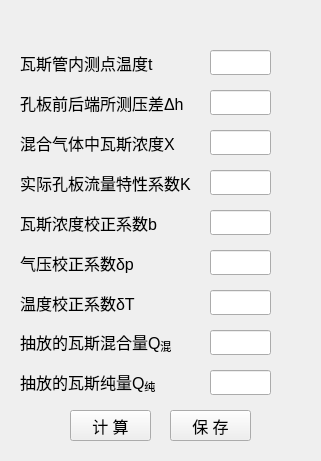
This is python/cbm/uifiles/pore_flow_dlg.ui in wyrover/cbm as Qt 5 draws it before an edit. The edited form follows.
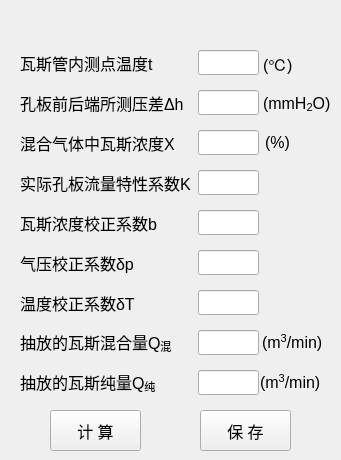
This is the edited form. Icons and pictures are not drawn.

```diff
--- a/python/cbm/uifiles/pore_flow_dlg.ui
+++ b/python/cbm/uifiles/pore_flow_dlg.ui
@@ -6,8 +6,8 @@
    <rect>
     <x>0</x>
     <y>0</y>
-    <width>321</width>
-    <height>461</height>
+    <width>341</width>
+    <height>460</height>
    </rect>
   </property>
   <property name="windowTitle">
@@ -22,7 +22,7 @@
     <rect>
      <x>0</x>
      <y>30</y>
-     <width>321</width>
+     <width>341</width>
      <height>431</height>
     </rect>
    </property>
@@ -47,7 +47,7 @@
    <widget class="QLineEdit" name="k">
     <property name="geometry">
      <rect>
-      <x>210</x>
+      <x>198</x>
       <y>140</y>
       <width>61</width>
       <height>25</height>
@@ -62,7 +62,7 @@
    <widget class="QLineEdit" name="q_hun">
     <property name="geometry">
      <rect>
-      <x>210</x>
+      <x>198</x>
       <y>300</y>
       <width>61</width>
       <height>25</height>
@@ -77,7 +77,7 @@
    <widget class="QLineEdit" name="x">
     <property name="geometry">
      <rect>
-      <x>210</x>
+      <x>198</x>
       <y>100</y>
       <width>61</width>
       <height>25</height>
@@ -92,7 +92,7 @@
    <widget class="QLineEdit" name="dh">
     <property name="geometry">
      <rect>
-      <x>210</x>
+      <x>198</x>
       <y>60</y>
       <width>61</width>
       <height>25</height>
@@ -107,10 +107,10 @@
    <widget class="QPushButton" name="cacl">
     <property name="geometry">
      <rect>
-      <x>70</x>
+      <x>50</x>
       <y>380</y>
-      <width>81</width>
-      <height>31</height>
+      <width>91</width>
+      <height>41</height>
      </rect>
     </property>
     <property name="font">
@@ -125,10 +125,10 @@
    <widget class="QPushButton" name="save">
     <property name="geometry">
      <rect>
-      <x>170</x>
+      <x>200</x>
       <y>380</y>
-      <width>81</width>
-      <height>31</height>
+      <width>91</width>
+      <height>41</height>
      </rect>
     </property>
     <property name="font">
@@ -197,7 +197,7 @@
    <widget class="QLineEdit" name="b">
     <property name="geometry">
      <rect>
-      <x>210</x>
+      <x>198</x>
       <y>180</y>
       <width>61</width>
       <height>25</height>
@@ -212,7 +212,7 @@
    <widget class="QLineEdit" name="delta_p">
     <property name="geometry">
      <rect>
-      <x>210</x>
+      <x>198</x>
       <y>220</y>
       <width>61</width>
       <height>25</height>
@@ -245,7 +245,7 @@
    <widget class="QLineEdit" name="delta_t">
     <property name="geometry">
      <rect>
-      <x>210</x>
+      <x>198</x>
       <y>260</y>
       <width>61</width>
       <height>25</height>
@@ -278,7 +278,7 @@
    <widget class="QLineEdit" name="t">
     <property name="geometry">
      <rect>
-      <x>210</x>
+      <x>198</x>
       <y>20</y>
       <width>61</width>
       <height>25</height>
@@ -347,7 +347,7 @@
    <widget class="QLineEdit" name="q_chun">
     <property name="geometry">
      <rect>
-      <x>210</x>
+      <x>198</x>
       <y>340</y>
       <width>61</width>
       <height>25</height>
@@ -362,7 +362,7 @@
    <widget class="QPushButton" name="k_cacl">
     <property name="geometry">
      <rect>
-      <x>280</x>
+      <x>265</x>
       <y>140</y>
       <width>25</width>
       <height>25</height>
@@ -382,8 +382,8 @@
    <widget class="QPushButton" name="b_cacl">
     <property name="geometry">
      <rect>
-      <x>280</x>
-      <y>180</y>
+      <x>264</x>
+      <y>179</y>
       <width>25</width>
       <height>25</height>
      </rect>
@@ -402,7 +402,7 @@
    <widget class="QPushButton" name="delta_p_cacl">
     <property name="geometry">
      <rect>
-      <x>280</x>
+      <x>264</x>
       <y>220</y>
       <width>25</width>
       <height>25</height>
@@ -422,8 +422,8 @@
    <widget class="QPushButton" name="delta_t_cacl">
     <property name="geometry">
      <rect>
-      <x>280</x>
-      <y>260</y>
+      <x>264</x>
+      <y>261</y>
       <width>25</width>
       <height>25</height>
      </rect>
@@ -439,13 +439,103 @@
      <bool>true</bool>
     </property>
    </widget>
+   <widget class="QLabel" name="mineName_label_19">
+    <property name="geometry">
+     <rect>
+      <x>263</x>
+      <y>21</y>
+      <width>41</width>
+      <height>25</height>
+     </rect>
+    </property>
+    <property name="font">
+     <font>
+      <pointsize>12</pointsize>
+     </font>
+    </property>
+    <property name="text">
+     <string>(℃)</string>
+    </property>
+   </widget>
+   <widget class="QLabel" name="mineName_label_20">
+    <property name="geometry">
+     <rect>
+      <x>263</x>
+      <y>61</y>
+      <width>71</width>
+      <height>25</height>
+     </rect>
+    </property>
+    <property name="font">
+     <font>
+      <pointsize>12</pointsize>
+     </font>
+    </property>
+    <property name="text">
+     <string>&lt;html&gt;&lt;head/&gt;&lt;body&gt;&lt;p&gt;(mmH&lt;span style=&quot; vertical-align:sub;&quot;&gt;2&lt;/span&gt;O)&lt;/p&gt;&lt;/body&gt;&lt;/html&gt;</string>
+    </property>
+   </widget>
+   <widget class="QLabel" name="mineName_label_21">
+    <property name="geometry">
+     <rect>
+      <x>265</x>
+      <y>100</y>
+      <width>41</width>
+      <height>25</height>
+     </rect>
+    </property>
+    <property name="font">
+     <font>
+      <pointsize>12</pointsize>
+     </font>
+    </property>
+    <property name="text">
+     <string>&lt;html&gt;&lt;head/&gt;&lt;body&gt;&lt;p&gt;(%)&lt;/p&gt;&lt;/body&gt;&lt;/html&gt;</string>
+    </property>
+   </widget>
+   <widget class="QLabel" name="mineName_label_22">
+    <property name="geometry">
+     <rect>
+      <x>262</x>
+      <y>300</y>
+      <width>71</width>
+      <height>25</height>
+     </rect>
+    </property>
+    <property name="font">
+     <font>
+      <pointsize>12</pointsize>
+     </font>
+    </property>
+    <property name="text">
+     <string>&lt;html&gt;&lt;head/&gt;&lt;body&gt;&lt;p&gt;(m&lt;span style=&quot; vertical-align:super;&quot;&gt;3&lt;/span&gt;/min)&lt;/p&gt;&lt;/body&gt;&lt;/html&gt;</string>
+    </property>
+   </widget>
+   <widget class="QLabel" name="mineName_label_23">
+    <property name="geometry">
+     <rect>
+      <x>260</x>
+      <y>340</y>
+      <width>71</width>
+      <height>25</height>
+     </rect>
+    </property>
+    <property name="font">
+     <font>
+      <pointsize>12</pointsize>
+     </font>
+    </property>
+    <property name="text">
+     <string>&lt;html&gt;&lt;head/&gt;&lt;body&gt;&lt;p&gt;(m&lt;span style=&quot; vertical-align:super;&quot;&gt;3&lt;/span&gt;/min)&lt;/p&gt;&lt;/body&gt;&lt;/html&gt;</string>
+    </property>
+   </widget>
   </widget>
   <widget class="QWidget" name="widget_title" native="true">
    <property name="geometry">
     <rect>
      <x>0</x>
      <y>0</y>
-     <width>321</width>
+     <width>341</width>
      <height>31</height>
     </rect>
    </property>
@@ -509,7 +599,7 @@
    <widget class="QPushButton" name="btnMenu_Close">
     <property name="geometry">
      <rect>
-      <x>280</x>
+      <x>300</x>
       <y>0</y>
       <width>41</width>
       <height>31</height>
```
